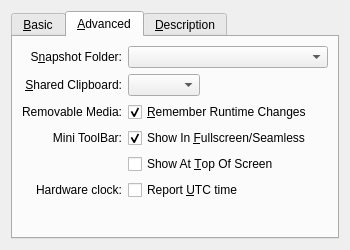
The window that vbox/src/VBox/Frontends/VirtualBox/src/settings/vm/VBoxVMSettingsGeneral.ui (jljuxgm/vboxgit) describes before a commit, drawn with Qt 5.
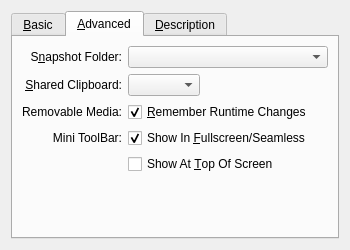
The same window after the commit. The open tabs and pages were chosen to show the change. Custom widgets are drawn as their Qt base class.

```diff
--- a/vbox/src/VBox/Frontends/VirtualBox/src/settings/vm/VBoxVMSettingsGeneral.ui
+++ b/vbox/src/VBox/Frontends/VirtualBox/src/settings/vm/VBoxVMSettingsGeneral.ui
@@ -240,35 +240,6 @@
             </property>
            </widget>
           </item>
-          <item row="5" column="0" >
-           <widget class="QLabel" name="mLbRTCUseUTC" >
-            <property name="text" >
-             <string>Hardware clock:</string>
-            </property>
-            <property name="alignment" >
-             <set>Qt::AlignRight|Qt::AlignTrailing|Qt::AlignVCenter</set>
-            </property>
-           </widget>
-          </item>
-          <item row="5" column="1" >
-           <widget class="QCheckBox" name="mCbTCUseUTC" >
-            <property name="sizePolicy" >
-             <sizepolicy vsizetype="Fixed" hsizetype="MinimumExpanding" >
-              <horstretch>0</horstretch>
-              <verstretch>0</verstretch>
-             </sizepolicy>
-            </property>
-            <property name="whatsThis" >
-             <string>If checked, the RTC device will report the time in UTC, otherwise in local (host) time. Unix usually expects the hardware clock to be set to UTC.</string>
-            </property>
-            <property name="text" >
-             <string>Report &amp;UTC time</string>
-            </property>
-            <property name="checked" >
-             <bool>false</bool>
-            </property>
-           </widget>
-          </item>
          </layout>
         </widget>
        </item>
```
